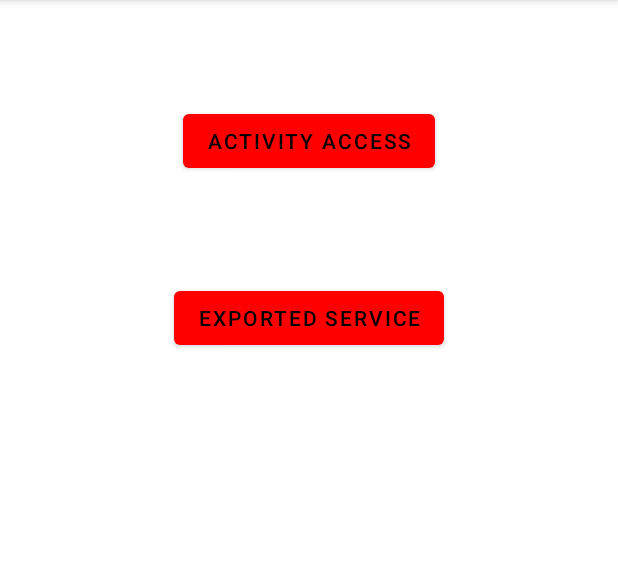
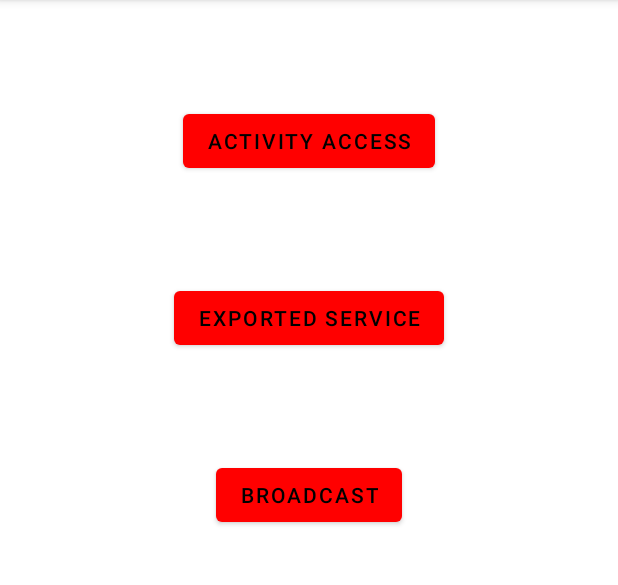
Before and after one commit to Vulnerable-applications-for-android/VulnerableAndroidApplication, an Android app: the screen it shows after launch (MainActivity), on a phone screen of 412 x 824 dp, the part 84-669 px from its top. Run offline under Robolectric (Android 15) with nearby library versions, the phone set to English and light mode, and no system bars.

Commit message:
Added vulnerable broadcast and exploit it.

```diff
--- a/MaliciousApplication/app/src/main/AndroidManifest.xml
+++ b/MaliciousApplication/app/src/main/AndroidManifest.xml
@@ -1,7 +1,8 @@
 <?xml version="1.0" encoding="utf-8"?>
 <manifest xmlns:android="http://schemas.android.com/apk/res/android"
     package="com.example.maliciousapplication">
-
+    <uses-permission android:name="android.permission.READ_SMS" />
+    <uses-permission android:name="android.permission.SEND_SMS" />
     <application
         android:allowBackup="true"
         android:icon="@mipmap/ic_launcher"
@@ -20,6 +21,8 @@
         </activity>
         <activity android:name=".ExportedServiceActivity">
         </activity>
+        <activity android:name=".BroadcastActivity">
+        </activity>
     </application>
 
 </manifest>
--- a/MaliciousApplication/app/src/main/java/com/example/maliciousapplication/MainActivity.kt
+++ b/MaliciousApplication/app/src/main/java/com/example/maliciousapplication/MainActivity.kt
@@ -21,4 +21,8 @@ class MainActivity : AppCompatActivity() {
         startActivity(intent)
     }
 
+    fun buttonBroadcastOnclick(view: View) {
+        val intent = Intent(this, BroadcastActivity::class.java)
+        startActivity(intent)
+    }
 }
--- a/MaliciousApplication/app/src/main/res/layout/activity_main.xml
+++ b/MaliciousApplication/app/src/main/res/layout/activity_main.xml
@@ -11,7 +11,7 @@
         android:layout_height="wrap_content"
         android:layout_gravity="center"
         android:onClick="buttonActivityAccessOnClick"
-        android:text="Activity Access"
+        android:text="@string/activity_access"
         android:layout_marginTop="70dp"/>
 
     <com.google.android.material.button.MaterialButton
@@ -20,6 +20,15 @@
         android:layout_height="wrap_content"
         android:layout_gravity="center"
         android:onClick="buttonExportedServiceOnclick"
-        android:text="Exported Service"
+        android:text="@string/exported_service"
+        android:layout_marginTop="70dp"/>
+
+    <com.google.android.material.button.MaterialButton
+        android:id="@+id/button_broadcast"
+        android:layout_width="wrap_content"
+        android:layout_height="wrap_content"
+        android:layout_gravity="center"
+        android:onClick="buttonBroadcastOnclick"
+        android:text="@string/broadcast"
         android:layout_marginTop="70dp"/>
 </androidx.appcompat.widget.LinearLayoutCompat>
--- a/MaliciousApplication/app/src/main/res/values/strings.xml
+++ b/MaliciousApplication/app/src/main/res/values/strings.xml
@@ -2,4 +2,10 @@
     <string name="app_name">MaliciousApplication</string>
     <string name="account_number">Account Number</string>
     <string name="amount">amount</string>
+    <string name="phone_number">Phone Number</string>
+    <string name="message">Message</string>
+    <string name="send_message">Send message</string>
+    <string name="broadcast">Broadcast</string>
+    <string name="exported_service">Exported Service</string>
+    <string name="activity_access">Activity Access</string>
 </resources>
--- a/VulnerableSMSApp/app/src/main/java/com/example/vulnerablesmsapp/SMSReceiver.kt
+++ b/VulnerableSMSApp/app/src/main/java/com/example/vulnerablesmsapp/SMSReceiver.kt
@@ -24,7 +24,6 @@ class SMSReceiver : BroadcastReceiver() {
         val messages: Array<out SmsMessage>? = Telephony.Sms.Intents.getMessagesFromIntent(intent)
         val message = messages?.get(0)?.messageBody
         Toast.makeText(context,message,Toast.LENGTH_LONG).show()
-
     }
 
 }
```
Also changed, not shown: MaliciousApplication/app/src/main/java/com/example/maliciousapplication/BroadcastActivity.kt (added, +32 -0 lines), MaliciousApplication/app/src/main/res/layout/activity_broadcast.xml (added, +54 -0 lines), VulnerableSMSApp/app/src/main/AndroidManifest.xml (+8 -0 lines), VulnerableSMSApp/app/src/main/java/com/example/vulnerablesmsapp/SendSMSBroadcastReceiver.kt (added, +19 -0 lines).
